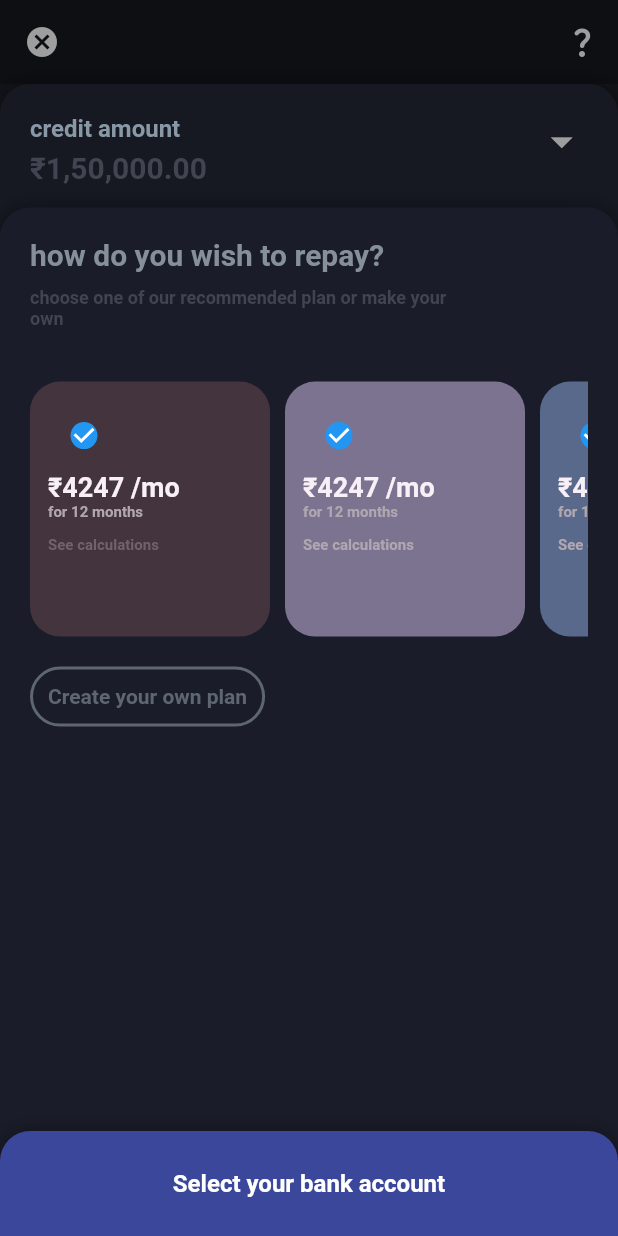
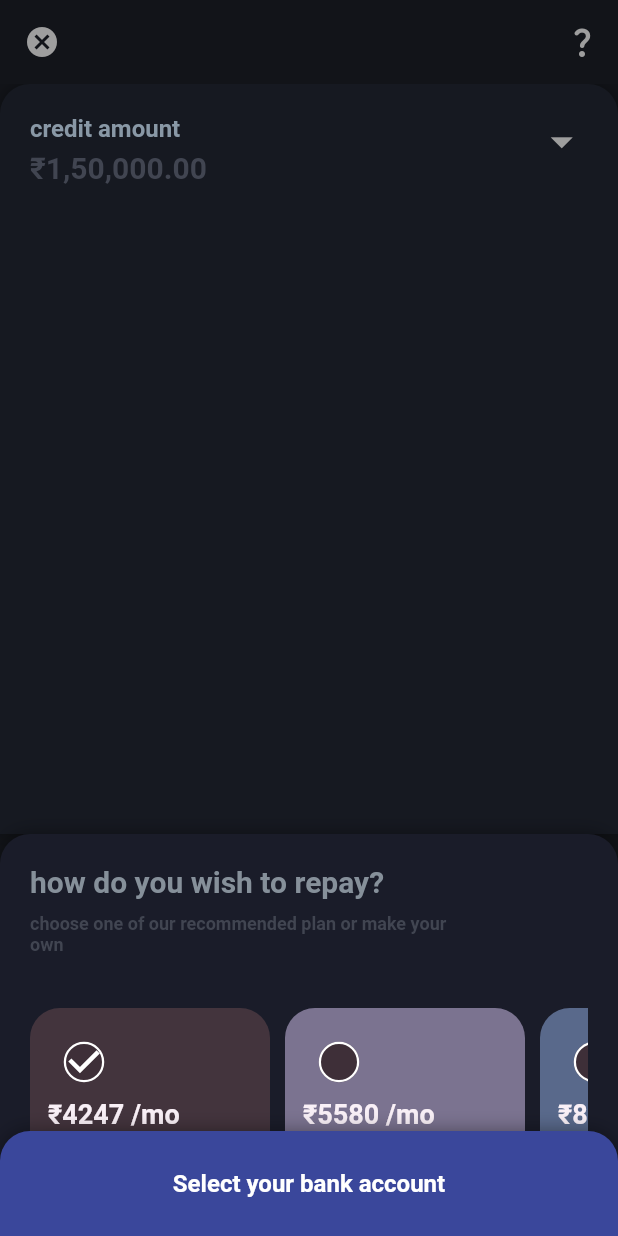
Before and after one commit to iamsharad98/stackOverlayApp, a Flutter app: the screen it shows after launch, after a tap on "EMI", on a phone screen of 412 x 824 dp. Run offline on Flutter 3.47's test engine with Material 2 defaults, Android fonts, the phone set to English and light mode, and no system bars; our stand-ins replace get, sleek_circular_slider; missing offline and left inert: assorted_layout_widgets.

Commit message:
Add categories controller and fix functionality

```diff
--- /dev/null
+++ b/lib/constants.dart
@@ -0,0 +1,14 @@
+class Constants{
+  var categoryData = [
+    {
+      "4247",
+      "12"
+    },{
+      "5580",
+      "9"
+    },{
+      "8276",
+      "6"
+    }
+  ];
+}
--- /dev/null
+++ b/lib/controller/categories_scroller_controller.dart
@@ -0,0 +1,43 @@
+import 'package:flutter/cupertino.dart';
+import 'package:flutter/material.dart';
+import 'package:get/get.dart';
+
+class CategoriesController extends GetxController{
+  List<bool> checkValues = <bool>[].obs;
+
+  initValues(var size){
+    int len = size-1;
+    while(len >= 0){
+      checkValues.add(false);
+      len--;
+    }
+    checkValues[0] = true;
+  }
+  updateIndexValue(var index, var value){
+    if(index == 0 && !value){
+      return;
+    }
+    if(checkValues[index] && !value) return;
+    if(value!){
+      for(int i = 0; i<checkValues.length; i++){
+        checkValues[i]  = false;
+      }
+    }else{
+      checkValues[0]  = true;
+    }
+    checkValues[index] = value;
+  }
+  getPositiveIndex(){
+    int checkedIndex = 0;
+    // List<bool> checkList = await categoriesController.checkValues;
+    List<bool> checkList = checkValues;
+    // print("jfjf ${checkList[0]}");
+    for(int i = 0; i<checkList.length; i++){
+      if(checkList[i]){
+        checkedIndex = i;
+      }
+    }
+    return checkedIndex;
+  }
+
+}
--- a/lib/controller/sleek_slider_controller.dart
+++ b/lib/controller/sleek_slider_controller.dart
@@ -5,5 +5,5 @@ import 'package:get/get.dart';
 class SleekSliderController extends GetxController {
   var initialSliderValue = 150000.0.obs;
 
-  changeSliderValue(value)=>initialSliderValue= value;
+  changeSliderValue(value)=>initialSliderValue.value= value;
 }
--- a/lib/views/CategoriesScroller.dart
+++ b/lib/views/CategoriesScroller.dart
@@ -1,17 +1,17 @@
 import 'package:flutter/material.dart';
+import 'package:get/get.dart';
+import 'package:test_project_app/constants.dart';
+import 'package:test_project_app/controller/categories_scroller_controller.dart';
 
-class CategoriesScroller extends StatefulWidget {
-  const CategoriesScroller({super.key});
+class CategoriesScroller extends StatelessWidget {
+
+  final CategoriesController controller = Get.put(CategoriesController());
 
   @override
-  State<CategoriesScroller> createState() => _CategoriesScrollerState();
+  Widget build(BuildContext context) {
+    if(controller.checkValues.isEmpty){
+      controller.initValues(3);
     }
-
-class _CategoriesScrollerState extends State<CategoriesScroller> {
-  @override
-  Widget build(BuildContext context) {
-    final double categoryHeight = MediaQuery.of(context).size.height * 0.30 - 50;
-    var _value = true;
     return SingleChildScrollView(
       physics: const BouncingScrollPhysics(),
       scrollDirection: Axis.horizontal,
@@ -33,28 +33,45 @@ class _CategoriesScrollerState extends State<CategoriesScroller> {
                   child: Column(
                     crossAxisAlignment: CrossAxisAlignment.start,
                     children: [
-                      Checkbox(
+                      Obx(()=>
+                         Transform.scale(
+                           scale: 1.5,
+                           child: Checkbox(
                             checkColor: Colors.white,
+                             side: MaterialStateBorderSide.resolveWith(
+                                   (states) => BorderSide(width: 1.0, color: Colors.white),
+                             ),
                             // fillColor: MaterialStateProperty.resolveWith((states) => null),
-                        // fillColor: Colors.grey,
-                        value: _value,
+                            // fillColor: Color(0xff3e2f38),
+                            fillColor: MaterialStateProperty.all<Color>(Color(0xff3e2f38)),
+                            value: controller.checkValues[0],
                             shape: const CircleBorder(),
                             onChanged: (bool? value) {
-                          print("ontap");
-                          setState(() {
-                            _value = value!;
-                          });
+                              print("ontap $value");
+                              // if(value!){
+                              //   for(int index = 0; index<controller.checkValues.length; index++){
+                              //     controller.checkValues[index]  = false;
+                              //   }
+                              //   controller.checkValues[0] = value;
+                              // }else{
+                              //   controller.checkValues[0]  = true;
+                              // }
+                              controller.updateIndexValue(0, value);
                             },
                         ),
-                      const Text(
-                        "\u{20B9}4247 /mo",
+                         ),
+                      ),
+                      Text(
+                        "\u{20B9}${Constants().categoryData[0].first} /mo",
+                        // "\u{20B9}2828 /mo",
                         style: TextStyle(fontSize: 18, color: Color(0xfff9f0f7), fontWeight: FontWeight.bold),
                       ),
                       // SizedBox(
                       //   height: 10,
                       // ),
-                      const Text(
-                        "for 12 months",
+                      Text(
+                        "for ${Constants().categoryData[0].last} months",
+                        // "for 3 months",
                         style: TextStyle(fontSize: 10, color: Color(0xffb1a7b0), fontWeight: FontWeight.bold),
                       ),
                       const SizedBox(
@@ -79,28 +96,47 @@ class _CategoriesScrollerState extends State<CategoriesScroller> {
                     child: Column(
                       crossAxisAlignment: CrossAxisAlignment.start,
                       children: [
-                        Checkbox(
+                        Obx(() =>
+                            Transform.scale(
+                              scale: 1.5,
+                              child: Checkbox(
                                 checkColor: Colors.white,
+                                side: MaterialStateBorderSide.resolveWith(
+                                      (states) => BorderSide(width: 1.0, color: Colors.white),
+                                ),
                                 // fillColor: MaterialStateProperty.resolveWith((states) => null),
-                          // fillColor: Colors.grey,
-                          value: _value,
+                                // fillColor: Color(0xff3e2f38),
+                                fillColor: MaterialStateProperty.all<Color>(Color(0xff3e2f38)),
+                                value: controller.checkValues[1],
                                 shape: const CircleBorder(),
                                 onChanged: (bool? value) {
-                            print("ontap");
-                            setState(() {
-                              _value = value!;
-                            });
+                                  // print("ontap $value");
+                                  // controller.checkValues[1] = value!;
+                                  // if(value!){
+                                  //   for(int index = 0; index<controller.checkValues.length; index++){
+                                  //     controller.checkValues[index]  = false;
+                                  //   }
+                                  // }else{
+                                  //   controller.checkValues[0]  = true;
+                                  // }
+                                  // controller.checkValues[1] = value;
+
+                                  controller.updateIndexValue(1, value);
                                 },
                               ),
-                        const Text(
-                          "\u{20B9}4247 /mo",
+                            ),
+                        ),
+                        Text(
+                          "\u{20B9}${Constants().categoryData[1].first} /mo",
+                          // "\u{20B9}4298 /mo",
                           style: TextStyle(fontSize: 18, color: Color(0xfff9f0f7), fontWeight: FontWeight.bold),
                         ),
                         // SizedBox(
                         //   height: 10,
                         // ),
-                        const Text(
-                          "for 12 months",
+                        Text(
+                          "for ${Constants().categoryData[1].last} months",
+                          // "for 6 months",
                           style: TextStyle(fontSize: 10, color: Color(0xffb1a7b0), fontWeight: FontWeight.bold),
                         ),
                         const SizedBox(
@@ -125,28 +161,46 @@ class _CategoriesScrollerState extends State<CategoriesScroller> {
                   child: Column(
                     crossAxisAlignment: CrossAxisAlignment.start,
                     children: [
-                      Checkbox(
+                      Obx(() =>
+                          Transform.scale(
+                            scale: 1.5,
+                            child: Checkbox(
                               checkColor: Colors.white,
+                              side: MaterialStateBorderSide.resolveWith(
+                                    (states) => BorderSide(width: 1.0, color: Colors.white),
+                              ),
                               // fillColor: MaterialStateProperty.resolveWith((states) => null),
-                        // fillColor: Colors.grey,
-                        value: _value,
+                              // fillColor: Color(0xff3e2f38),
+                              fillColor: MaterialStateProperty.all<Color>(Color(0xff3e2f38)),
+                              value: controller.checkValues[2],
                               shape: const CircleBorder(),
                               onChanged: (bool? value) {
-                          print("ontap");
-                          setState(() {
-                            _value = value!;
-                          });
+                                print("ontap $value");
+                                // controller.checkValues.removeRange(0, 2);
+                                // if(value!){
+                                //   for(int index = 0; index<controller.checkValues.length; index++){
+                                //     controller.checkValues[index]  = false;
+                                //   }
+                                // }else{
+                                //   controller.checkValues[0]  = true;
+                                // }
+                                // controller.checkValues[2] = value;
+                                controller.updateIndexValue(2, value);
                               },
                             ),
-                      const Text(
-                        "\u{20B9}4247 /mo",
+                          ),
+                      ),
+                      Text(
+                        "\u{20B9}${Constants().categoryData[2].first} /mo",
+                        // "\u{20B9}4297 /mo",
                         style: TextStyle(fontSize: 18, color: Color(0xfff9f0f7), fontWeight: FontWeight.bold),
                       ),
                       // SizedBox(
                       //   height: 10,
                       // ),
-                      const Text(
-                        "for 12 months",
+                      Text(
+                        "for ${Constants().categoryData[2].last} months",
+                        // "for 12 months",
                         style: TextStyle(fontSize: 10, color: Color(0xffb1a7b0), fontWeight: FontWeight.bold),
                       ),
                       const SizedBox(
--- a/lib/views/add_money_widget.dart
+++ b/lib/views/add_money_widget.dart
@@ -15,8 +15,8 @@ class AddMoneyToWallet extends StatelessWidget {
   Widget build(BuildContext context) {
     var format = NumberFormat.currency(locale: 'HI', symbol: "\u{20B9}");
     return Container(
-      // height: 500,
-        height: MediaQuery.of(context).size.height,
+      height: 500,
+      //   height: MediaQuery.of(context).size.height,
         decoration: BoxDecoration(borderRadius: const BorderRadius.only(topLeft: Radius.circular(20.0), topRight: Radius.circular(20.0)),
             color: const Color(0xff161921), boxShadow: [
               BoxShadow(color: Colors.black.withAlpha(100), blurRadius: 10.0),
--- a/lib/views/home_screen.dart
+++ b/lib/views/home_screen.dart
@@ -1,3 +1,4 @@
+import 'package:assorted_layout_widgets/assorted_layout_widgets.dart';
 import 'package:flutter/material.dart';
 import 'package:get/get.dart';
 import 'package:get/get_core/src/get_main.dart';
@@ -6,7 +7,7 @@ import 'package:test_project_app/views/bottom_bar_widget.dart';
 import 'CategoriesScroller.dart';
 
 class HomeScreen extends StatelessWidget {
-  final CategoriesScroller categoriesScroller = const CategoriesScroller();
+  final CategoriesScroller categoriesScroller = CategoriesScroller();
   final animatedListKey = GlobalKey<AnimatedListState>();
   final HomePageController controller = Get.put(HomePageController());
   HomeScreen({super.key});
@@ -29,7 +30,7 @@ class HomeScreen extends StatelessWidget {
         backgroundColor: const Color(0xff121419),
         appBar: AppBar(
           elevation: 0,
-          backgroundColor: Colors.black26,
+          backgroundColor: Color(0xff121419),
           leading: const Icon(
             Icons.cancel,
             color: Colors.grey,
@@ -56,7 +57,9 @@ class HomeScreen extends StatelessWidget {
                     child: Obx(() => AnimatedList(
                       key: animatedListKey,
                       initialItemCount: controller.itemsDataFilling.length,
-                      physics: const NeverScrollableScrollPhysics(),
+                      // physics: const NeverScrollableScrollPhysics(),
+                      //  clipBehavior: Clip.none,
+                      // shrinkWrap: true,
                       itemBuilder: (context, index, animation) => _widgetListItem(context, index, animation),
                     ),
                     ),
@@ -91,14 +94,19 @@ class HomeScreen extends StatelessWidget {
         },
         child: Align(
           // heightFactor: 0.2,
-            heightFactor: 0.1,
+          //   heightFactor: 0.1,
             alignment: Alignment.topCenter,
             child: (index >= controller.itemsDataFilling.length) ? Container() : controller.itemsDataFilling[index]),
         // child: Positioned(
         //   top: 20,
         //   child: (index >= controller.itemsDataFilling.length) ? Container() : controller.itemsDataFilling[index]),
+        // child: ColumnSuper(
+        //   innerDistance: -20,
+        //   children: [
+        // (index >= controller.itemsDataFilling.length) ? Container() : controller.itemsDataFilling[index]
+        //   ],
+        // ),
       ),
     );
   }
-
 }
--- a/lib/views/repay_money_widget.dart
+++ b/lib/views/repay_money_widget.dart
@@ -2,6 +2,8 @@ import 'package:flutter/material.dart';
 import 'package:get/get.dart';
 import 'package:intl/intl.dart';
 import 'package:sleek_circular_slider/sleek_circular_slider.dart';
+import 'package:test_project_app/constants.dart';
+import 'package:test_project_app/controller/categories_scroller_controller.dart';
 import '../controller/home_page_controller.dart';
 import 'CategoriesScroller.dart';
 
@@ -9,20 +11,28 @@ class RepayMoneyWidget extends StatelessWidget {
   RepayMoneyWidget({Key? key}) : super(key: key);
 
   final HomePageController controller = Get.put(HomePageController());
-  final CategoriesScroller categoriesScroller = const CategoriesScroller();
+  final CategoriesController categoriesController = Get.put(CategoriesController());
+  final CategoriesScroller categoriesScroller = CategoriesScroller();
 
   @override
   Widget build(BuildContext context) {
     var format = NumberFormat.currency(locale: 'HI', symbol: "\u{20B9}");
-    return Container(
-        height: MediaQuery.of(context).size.height,
+    if(categoriesController.checkValues.isEmpty){
+      categoriesController.initValues(3);
+    }
+    return FractionalTranslation(
+      // translation: Offset(0, -0.8),
+      translation: Offset(0, 0),
+      child: Container(
+        height: 500,
+          // height: MediaQuery.of(context).size.height,
           decoration: BoxDecoration(borderRadius: const BorderRadius.only(topLeft: Radius.circular(20.0), topRight: Radius.circular(20.0)),
               color: const Color(0xff1a1c29), boxShadow: [
                 BoxShadow(color: Colors.black.withAlpha(100), blurRadius: 10.0),
               ]),
           child: Padding(
               padding: const EdgeInsets.symmetric(horizontal: 20.0, vertical: 10),
-            child: Obx((){
+              child: Obx(() {
                 if(controller.itemsDataFilling.length == 2){
                   return Column(
                     crossAxisAlignment: CrossAxisAlignment.start,
@@ -78,6 +88,8 @@ class RepayMoneyWidget extends StatelessWidget {
                     ],
                   );
                 }
+                int checkedIndex = categoriesController.getPositiveIndex();
+                var data = int.parse(Constants().categoryData[checkedIndex].first.toString());
                 return Column(
                   crossAxisAlignment: CrossAxisAlignment.start,
                   children: [
@@ -99,22 +111,23 @@ class RepayMoneyWidget extends StatelessWidget {
                               height: 5,
                             ),
                             Text(
-                            "${format.format(4247)} /mo",
+                              "${format.format(data)} /mo",
                               textAlign: TextAlign.left,
                               style: TextStyle(fontSize: 20, color: Color(0xff414551), fontWeight: FontWeight.w600),
                             ),
                           ],
                         ),
-                      Obx((){
-                        if(controller.itemsDataFilling.length != 2)
-                          return const Icon(Icons.arrow_drop_down, color: Colors.grey, size: 35,);
-                        return Container();
-                      })
+                        // Obx((){
+                        //   if(controller.itemsDataFilling.length != 2)
+                        //     return const Icon(Icons.arrow_drop_down, color: Colors.grey, size: 35,);
+                        //   return Container();
+                        // })
                       ],
                     ),
                   ],
                 );
               })
-        ));
+          )),
+    );
   }
 }
--- a/lib/views/send_money_widget.dart
+++ b/lib/views/send_money_widget.dart
@@ -12,9 +12,13 @@ class SendMoneyWidget extends StatelessWidget {
 
   @override
   Widget build(BuildContext context) {
-    return Container(
-      // height: 500,
-        height: MediaQuery.of(context).size.height,
+    return Transform.translate(
+      // offset: Offset(0, -500),
+      offset: Offset(0, 0),
+      transformHitTests: false,
+      child: Container(
+        height: 500,
+          // height: MediaQuery.of(context).size.height,
           decoration: BoxDecoration(borderRadius: const BorderRadius.only(
               topLeft: Radius.circular(20.0),
               topRight: Radius.circular(20.0)),
@@ -88,7 +92,8 @@ class SendMoneyWidget extends StatelessWidget {
                   ),
                 ],
               )
-        ));
+          )),
+    );
     // return Card(
     //   child: InkWell(
     //     onTap: (){
--- a/pubspec.yaml
+++ b/pubspec.yaml
@@ -39,6 +39,7 @@ dependencies:
   sleek_circular_slider: ^2.0.1
   intl: ^0.17.0
   get: ^4.6.5
+  assorted_layout_widgets: ^7.0.0
 
 dev_dependencies:
   flutter_test:
```
Also changed, not shown: pubspec.lock. Lines whose indentation alone changed are shown as unchanged.
